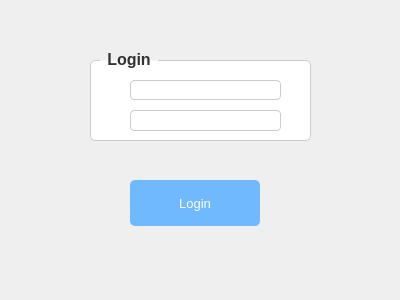
Above: loginscreen.ui from WeWeBunnyX/HotelReservationSQL_Application before the change. Below: the same form after it.
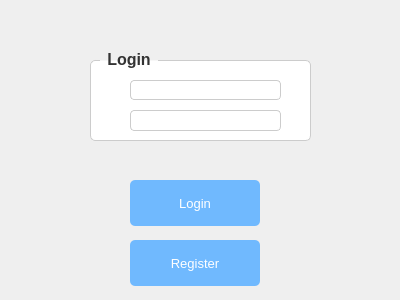
That is the form after the change.

Commit message: User Registration and Login UI redirection

Diff of the .ui file:
```diff
--- a/loginscreen.ui
+++ b/loginscreen.ui
@@ -85,6 +85,19 @@
     <string>Login</string>
    </property>
   </widget>
+  <widget class="QPushButton" name="RegisterButton">
+   <property name="geometry">
+    <rect>
+     <x>130</x>
+     <y>240</y>
+     <width>130</width>
+     <height>46</height>
+    </rect>
+   </property>
+   <property name="text">
+    <string>Register</string>
+   </property>
+  </widget>
   <widget class="QGroupBox" name="groupBox">
    <property name="geometry">
     <rect>
```
The commit also changes 4 other files.
